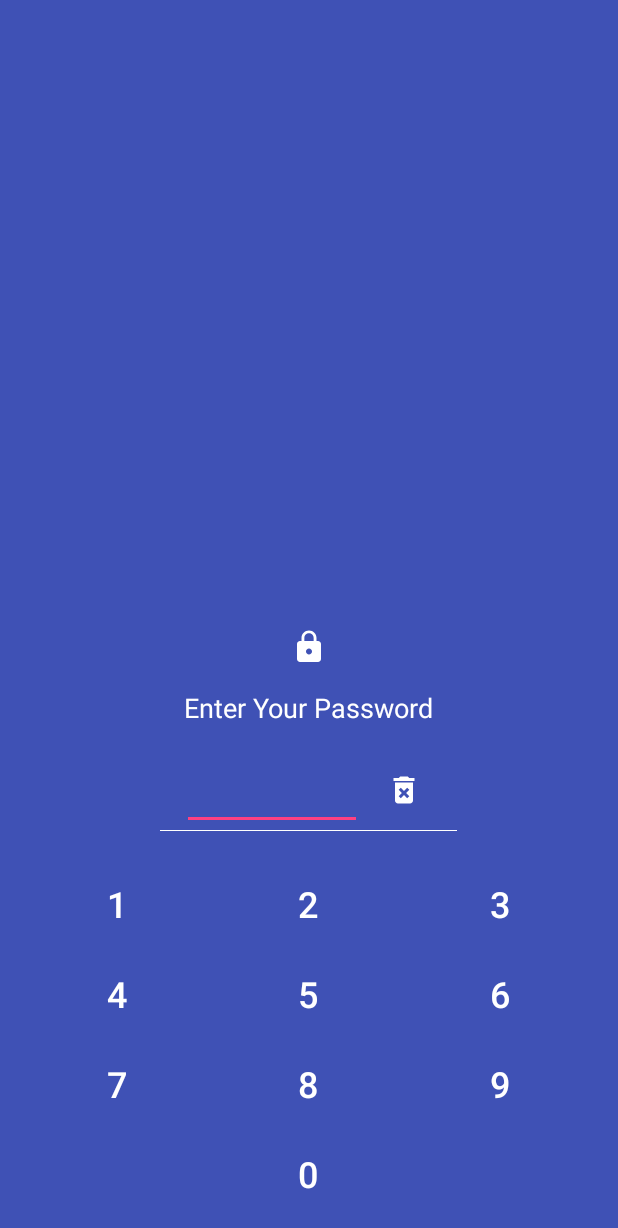
After one commit to andreov/SimpleNotes, an Android app: the layout activity_pin_entry_view.xml on its own in the app's theme, with its tools: preview values and no code run, on a phone screen of 412 x 824 dp. The commit adds this screen. Shown: the top 1228 px of the screen. Run offline under Robolectric (Android 15) with nearby library versions, the phone set to English and light mode, and no system bars.

Commit message:
Set PinCode

```diff
--- /dev/null
+++ b/app/src/main/res/drawable/ic_baseline_delete_forever_24.xml
@@ -0,0 +1,5 @@
+<vector android:height="24dp" android:tint="#FFFFFF"
+    android:viewportHeight="24" android:viewportWidth="24"
+    android:width="24dp" xmlns:android="http://schemas.android.com/apk/res/android">
+    <path android:fillColor="@android:color/white" android:pathData="M6,19c0,1.1 0.9,2 2,2h8c1.1,0 2,-0.9 2,-2L18,7L6,7v12zM8.46,11.88l1.41,-1.41L12,12.59l2.12,-2.12 1.41,1.41L13.41,14l2.12,2.12 -1.41,1.41L12,15.41l-2.12,2.12 -1.41,-1.41L10.59,14l-2.13,-2.12zM15.5,4l-1,-1h-5l-1,1L5,4v2h14L19,4z"/>
+</vector>
--- /dev/null
+++ b/app/src/main/res/drawable/ic_baseline_lock_24.xml
@@ -0,0 +1,5 @@
+<vector android:height="24dp" android:tint="#FFFFFF"
+    android:viewportHeight="24" android:viewportWidth="24"
+    android:width="24dp" xmlns:android="http://schemas.android.com/apk/res/android">
+    <path android:fillColor="@android:color/white" android:pathData="M18,8h-1L17,6c0,-2.76 -2.24,-5 -5,-5S7,3.24 7,6v2L6,8c-1.1,0 -2,0.9 -2,2v10c0,1.1 0.9,2 2,2h12c1.1,0 2,-0.9 2,-2L20,10c0,-1.1 -0.9,-2 -2,-2zM12,17c-1.1,0 -2,-0.9 -2,-2s0.9,-2 2,-2 2,0.9 2,2 -0.9,2 -2,2zM15.1,8L8.9,8L8.9,6c0,-1.71 1.39,-3.1 3.1,-3.1 1.71,0 3.1,1.39 3.1,3.1v2z"/>
+</vector>
--- /dev/null
+++ b/app/src/main/res/layout/activity_pin_entry_view.xml
@@ -0,0 +1,259 @@
+<?xml version="1.0" encoding="utf-8"?>
+<RelativeLayout xmlns:android="http://schemas.android.com/apk/res/android"
+    xmlns:tools="http://schemas.android.com/tools"
+    android:layout_width="match_parent"
+    android:layout_height="match_parent"
+    android:id="@+id/background_layout"
+    android:background="@color/colorPrimary"
+    android:orientation="vertical"
+    tools:context="com.example.simplenotes.PinEntryView">
+
+    <ImageView
+        android:id="@+id/logo"
+        android:layout_width="wrap_content"
+        android:layout_height="wrap_content"
+        android:layout_above="@+id/input_password_layout"
+        android:layout_centerHorizontal="true"
+        android:src="@drawable/ic_baseline_lock_24"
+        android:visibility="visible" />
+
+
+    <LinearLayout
+        android:id="@+id/input_password_layout"
+        android:layout_width="wrap_content"
+        android:layout_height="wrap_content"
+        android:layout_above="@+id/number_pad_layout"
+        android:layout_centerHorizontal="true"
+        android:gravity="center"
+        android:orientation="vertical">
+
+        <TextView
+            android:id="@+id/haha_text"
+            android:layout_width="wrap_content"
+            android:layout_height="wrap_content"
+            android:layout_above="@+id/input_password_layout"
+            android:layout_centerHorizontal="true"
+            android:layout_margin="16dp"
+            android:text="Enter Your Password"
+            android:textColor="#FFFFFF"
+            android:textSize="18sp" />
+
+        <LinearLayout
+            android:layout_width="wrap_content"
+            android:layout_height="wrap_content"
+            android:layout_gravity="center"
+            android:gravity="center"
+            android:orientation="horizontal">
+
+            <EditText
+                android:id="@+id/dotText"
+                style="@style/Widget.AppCompat.EditText"
+                android:layout_width="120dp"
+                android:layout_height="wrap_content"
+                android:layout_marginRight="8dp"
+                android:inputType="textPassword"
+                android:textAlignment="textStart"
+                android:textColor="#FFFFFF"
+                android:textSize="24sp"
+                android:textStyle="bold" />
+
+            <ImageButton
+                android:id="@+id/lbtnDelete"
+                style="@style/Widget.AppCompat.Button.Borderless.Colored"
+                android:layout_width="24dp"
+                android:layout_height="24dp"
+                android:layout_margin="8dp"
+                android:src="@drawable/ic_baseline_delete_forever_24" />
+
+        </LinearLayout>
+
+        <LinearLayout
+            android:layout_width="match_parent"
+            android:layout_height="0.5dp"
+            android:background="#FFFFFF" />
+
+    </LinearLayout>
+
+    <LinearLayout
+        android:id="@+id/number_pad_layout"
+        android:layout_width="match_parent"
+        android:layout_height="wrap_content"
+        android:layout_alignParentBottom="true"
+        android:layout_margin="@dimen/number_pad_parent_margin"
+        android:orientation="vertical">
+
+        <LinearLayout
+            android:layout_width="match_parent"
+            android:layout_height="wrap_content"
+            android:layout_marginTop="@dimen/number_pad_margin_top"
+            android:orientation="horizontal"
+            android:weightSum="3">
+
+            <Button
+                android:id="@+id/lbtn1"
+                style="@style/Base.Widget.AppCompat.Button.Borderless"
+                android:layout_width="wrap_content"
+                android:layout_height="wrap_content"
+                android:layout_weight="1"
+                android:text="1"
+                android:textAlignment="center"
+                android:textColor="#FFFFFF"
+                android:textSize="24sp" />
+
+            <Button
+                android:id="@+id/lbtn2"
+                style="@style/Base.Widget.AppCompat.Button.Borderless"
+                android:layout_width="wrap_content"
+                android:layout_height="wrap_content"
+                android:layout_weight="1"
+                android:text="2"
+                android:textAlignment="center"
+                android:textColor="#FFFFFF"
+                android:textSize="24sp" />
+
+            <Button
+                android:id="@+id/lbtn3"
+                style="@style/Base.Widget.AppCompat.Button.Borderless"
+                android:layout_width="wrap_content"
+                android:layout_height="wrap_content"
+                android:layout_weight="1"
+                android:text="3"
+                android:textAlignment="center"
+                android:textColor="#FFFFFF"
+                android:textSize="24sp" />
+
+
+        </LinearLayout>
+
+        <LinearLayout
+            android:layout_width="match_parent"
+            android:layout_height="wrap_content"
+            android:layout_marginTop="@dimen/number_pad_margin_top"
+            android:orientation="horizontal"
+            android:weightSum="3">
+
+            <Button
+                android:id="@+id/lbtn4"
+                style="@style/Base.Widget.AppCompat.Button.Borderless"
+                android:layout_width="wrap_content"
+                android:layout_height="wrap_content"
+                android:layout_weight="1"
+                android:text="4"
+                android:textAlignment="center"
+                android:textColor="#FFFFFF"
+                android:textSize="24sp" />
+
+            <Button
+                android:id="@+id/lbtn5"
+                style="@style/Base.Widget.AppCompat.Button.Borderless"
+                android:layout_width="wrap_content"
+                android:layout_height="wrap_content"
+                android:layout_weight="1"
+                android:text="5"
+                android:textAlignment="center"
+                android:textColor="#FFFFFF"
+                android:textSize="24sp" />
+
+            <Button
+                android:id="@+id/lbtn6"
+                style="@style/Base.Widget.AppCompat.Button.Borderless"
+                android:layout_width="wrap_content"
+                android:layout_height="wrap_content"
+                android:layout_weight="1"
+                android:text="6"
+                android:textAlignment="center"
+                android:textColor="#FFFFFF"
+                android:textSize="24sp" />
+
+
+        </LinearLayout>
+
+        <LinearLayout
+            android:layout_width="match_parent"
+            android:layout_height="wrap_content"
+            android:layout_marginTop="@dimen/number_pad_margin_top"
+            android:orientation="horizontal"
+            android:weightSum="3">
+
+            <Button
+                android:id="@+id/lbtn7"
+                style="@style/Base.Widget.AppCompat.Button.Borderless"
+                android:layout_width="wrap_content"
+                android:layout_height="wrap_content"
+                android:layout_weight="1"
+                android:text="7"
+                android:textAlignment="center"
+                android:textColor="#FFFFFF"
+                android:textSize="24sp" />
+
+            <Button
+                android:id="@+id/lbtn8"
+                style="@style/Base.Widget.AppCompat.Button.Borderless"
+                android:layout_width="wrap_content"
+                android:layout_height="wrap_content"
+                android:layout_weight="1"
+                android:text="8"
+                android:textAlignment="center"
+                android:textColor="#FFFFFF"
+                android:textSize="24sp" />
+
+            <Button
+                android:id="@+id/lbtn9"
+                style="@style/Base.Widget.AppCompat.Button.Borderless"
+                android:layout_width="wrap_content"
+                android:layout_height="wrap_content"
+                android:layout_weight="1"
+                android:text="9"
+                android:textAlignment="center"
+                android:textColor="#FFFFFF"
+                android:textSize="24sp" />
+
+
+        </LinearLayout>
+
+        <LinearLayout
+            android:layout_width="match_parent"
+            android:layout_height="wrap_content"
+            android:layout_marginTop="@dimen/number_pad_margin_top"
+            android:orientation="horizontal"
+            android:weightSum="3">
+
+            <Button
+                style="@style/Base.Widget.AppCompat.Button.Borderless"
+                android:layout_width="wrap_content"
+                android:layout_height="wrap_content"
+                android:layout_weight="1"
+                android:textAlignment="center"
+                android:textColor="#FFFFFF"
+                android:textSize="24sp"
+                android:visibility="invisible" />
+
+            <Button
+                android:id="@+id/lbtn0"
+                style="@style/Base.Widget.AppCompat.Button.Borderless"
+                android:layout_width="wrap_content"
+                android:layout_height="wrap_content"
+                android:layout_weight="1"
+                android:text="0"
+                android:textAlignment="center"
+                android:textColor="#FFFFFF"
+                android:textSize="24sp" />
+
+            <Button
+                android:id="@+id/lbtnTick"
+                style="@style/Base.Widget.AppCompat.Button.Borderless"
+                android:layout_width="wrap_content"
+                android:layout_height="wrap_content"
+                android:layout_weight="1"
+                android:text="✓"
+                android:textAlignment="center"
+                android:textColor="#FFFFFF"
+                android:textSize="24sp"
+                android:visibility="invisible"/>
+
+
+        </LinearLayout>
+
+    </LinearLayout>
+
+</RelativeLayout>
--- a/app/src/main/res/values/dimens.xml
+++ b/app/src/main/res/values/dimens.xml
@@ -3,4 +3,8 @@
     <dimen name="small_padding">8dp</dimen>
     <dimen name="big_padding">16dp</dimen>
     <dimen name="min_height">48dp</dimen>
+    <dimen name="number_pad_parent_margin">14.5dp</dimen>
+    <dimen name="forgot_password_margin_bottom">13.6dp</dimen>
+    <dimen name="number_pad_margin_top">7.3dp</dimen>
+
 </resources>
```
Also changed, not shown: app/src/main/AndroidManifest.xml (+12 -8 lines), app/src/main/java/com/example/simplenotes/LoginSetting.java (added, +47 -0 lines), app/src/main/java/com/example/simplenotes/MainActivity.java (+4 -4 lines), app/src/main/java/com/example/simplenotes/NewNoteActivity.java (+10 -41 lines), app/src/main/java/com/example/simplenotes/NoteListAdapter.java (+4 -16 lines), app/src/main/java/com/example/simplenotes/PinEntryView.java (added, +179 -0 lines), app/src/main/java/com/example/simplenotes/SaveSP.java (added, +37 -0 lines), app/src/main/res/drawable/ic_note.xml (+6 -2 lines), app/src/main/res/layout/activity_login_setting.xml (added, +47 -0 lines).
